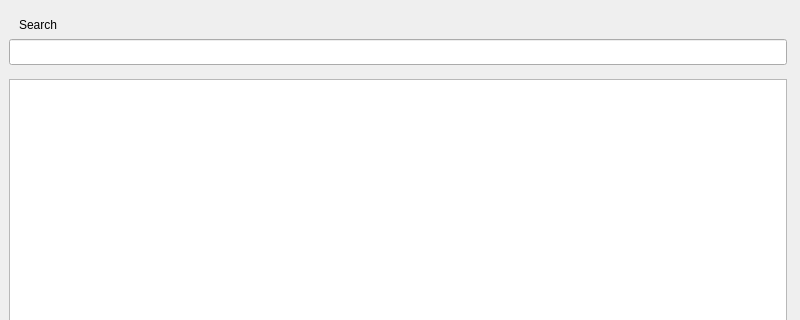
Old version of the form hotel/roomswindow/roomswindow.ui in the repository jgtim/itvitae-cpp-hotelrestaurantapplication; both pictures show x 0 to 800 and y 0 to 320 of the 800 by 600 pixel window.
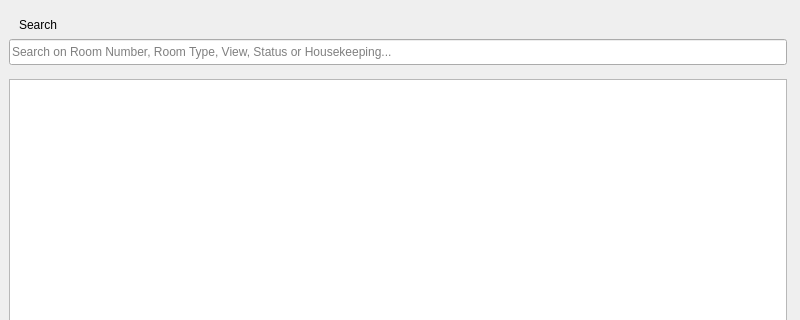
New version of the form. The open tabs and pages were chosen to show the change.

Commit message:
added some text to the search bar in the room window
some text for clarity on which colums will be used for filtering, will also adjust filtering to match

```diff
--- a/hotel/roomswindow/roomswindow.ui
+++ b/hotel/roomswindow/roomswindow.ui
@@ -56,6 +56,9 @@
           <height>26</height>
          </rect>
         </property>
+        <property name="placeholderText">
+         <string>Search on Room Number, Room Type, View, Status or Housekeeping...</string>
+        </property>
        </widget>
        <widget class="QTableView" name="roomsTableView">
         <property name="geometry">
```
